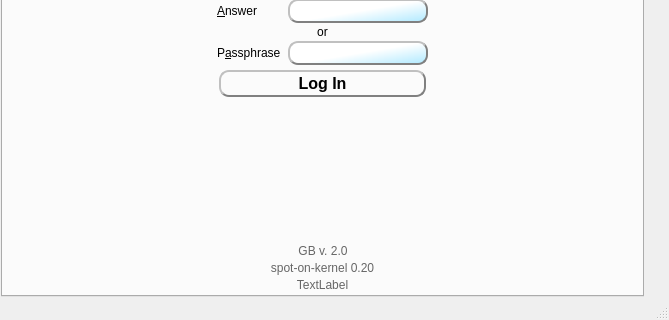
Before: the Qt Designer form branches/trunk/GoldBug-UI/controlcenter.ui in textbrowser/spot-on, drawn with Qt 5; both pictures show x 0 to 669 and y 599 to 919 of the 669 by 919 pixel window.
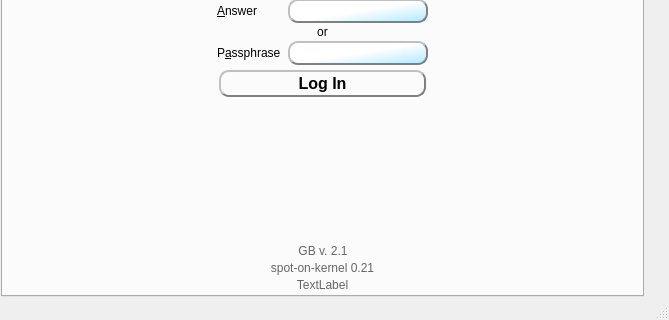
After: the same form once the commit is applied. The open tabs and pages were chosen to show the change. Icons and pictures are not drawn. Custom widgets are drawn as their Qt base class.

Patch:
```diff
--- a/branches/trunk/GoldBug-UI/controlcenter.ui
+++ b/branches/trunk/GoldBug-UI/controlcenter.ui
@@ -10890,7 +10890,7 @@
                <string>&lt;html&gt;&lt;head/&gt;&lt;body&gt;&lt;p align=&quot;center&quot;&gt;A minimalistic &lt;br/&gt;desktop messenger GUI&lt;br/&gt;for the messaging library of&lt;br/&gt;http://spot-on.sf.net.&lt;/p&gt;&lt;/body&gt;&lt;/html&gt;</string>
               </property>
               <property name="text">
-               <string>&lt;html&gt;&lt;head/&gt;&lt;body&gt;&lt;p&gt;&lt;span style=&quot; color:#666666;&quot;&gt;GB v. 2.0&lt;/span&gt;&lt;/p&gt;&lt;/body&gt;&lt;/html&gt;</string>
+               <string>&lt;html&gt;&lt;head/&gt;&lt;body&gt;&lt;p&gt;&lt;span style=&quot; color:#666666;&quot;&gt;GB v. 2.1&lt;/span&gt;&lt;/p&gt;&lt;/body&gt;&lt;/html&gt;</string>
               </property>
               <property name="alignment">
                <set>Qt::AlignCenter</set>
@@ -10923,7 +10923,7 @@
             <property name="text">
              <string>&lt;html&gt;&lt;head/&gt;&lt;body&gt;&lt;p&gt;&lt;a href=&quot;http://sourceforge.net/p/spot-on/code/HEAD/tree/branches/Documentation/RELEASE-NOTES&quot;&gt;
 &lt;span style=&quot; text-decoration: none; color:#666666;&quot;&gt;
-spot-on-kernel&lt;/span&gt;&lt;/a&gt;&lt;span style=&quot; color:#666666;&quot;&gt; 0.20&lt;/span&gt;&lt;/p&gt;&lt;/body&gt;&lt;/html&gt;</string>
+spot-on-kernel&lt;/span&gt;&lt;/a&gt;&lt;span style=&quot; color:#666666;&quot;&gt; 0.21&lt;/span&gt;&lt;/p&gt;&lt;/body&gt;&lt;/html&gt;</string>
             </property>
             <property name="alignment">
              <set>Qt::AlignCenter</set>
```
Left out of the diff: 2 changed lines with no effect on the pictures.
